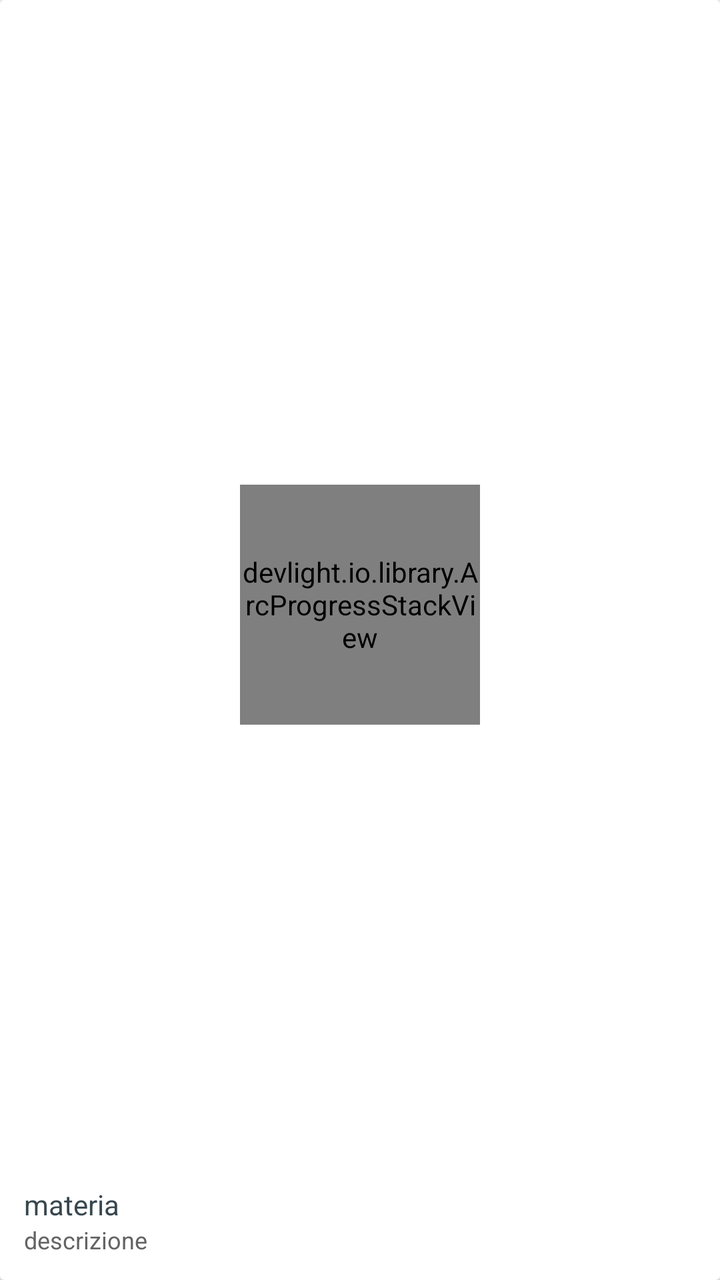
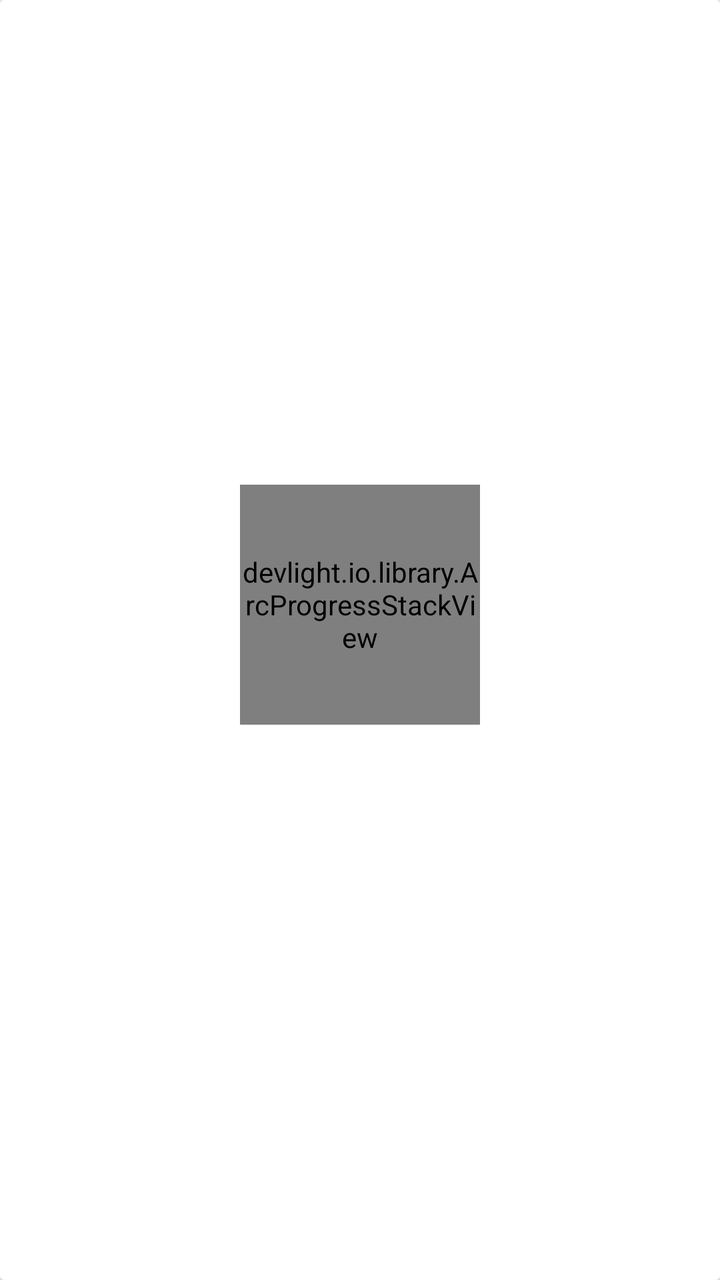

Compare the two renders of this Android layout. The source of the first and the diff that turns it into the second are given below.
<!-- AndroidManifest.xml: application theme AppTheme.NoActionBar -->
<!-- res/layout/adapter_medie_grid.xml -->
<?xml version="1.0" encoding="utf-8"?>
<android.support.v7.widget.CardView xmlns:android="http://schemas.android.com/apk/res/android"
    xmlns:app="http://schemas.android.com/apk/res-auto"
    android:id="@+id/cardview_medie"
    android:layout_width="wrap_content"
    android:layout_height="210dp"
    android:clickable="true"
    android:focusable="true"
    android:foreground="?android:attr/selectableItemBackground">

    <RelativeLayout
        android:layout_width="wrap_content"
        android:layout_height="wrap_content"
        android:gravity="center_horizontal"
        android:padding="12dp">

        <RelativeLayout
            android:id="@+id/relative_layout"
            android:layout_width="wrap_content"
            android:layout_height="wrap_content"
            android:layout_above="@+id/linearLayout"
            android:layout_alignParentEnd="true"
            android:layout_alignParentLeft="true"
            android:layout_alignParentRight="true"
            android:layout_alignParentStart="true"
            android:layout_alignParentTop="true"
            android:gravity="center">

            <TextView
                android:id="@+id/media"
                android:layout_width="wrap_content"
                android:layout_height="wrap_content"
                android:layout_centerInParent="true"
                android:text="7.5"
                android:textColor="@color/textcolorgrey"
                android:textSize="16sp" />

            <devlight.io.library.ArcProgressStackView
                android:id="@+id/progressvoti"
                android:layout_width="120dp"
                android:layout_height="120dp"
                android:layout_centerInParent="true"
                app:apsv_draw_width="10dp"
                app:apsv_rounded="true"
                app:apsv_shadowed="false"
                app:apsv_text_color="#00ffffff" />
        </RelativeLayout>

        <LinearLayout
            android:id="@+id/linearLayout"
            android:layout_width="wrap_content"
            android:layout_height="wrap_content"
            android:layout_alignParentBottom="true"
            android:layout_alignParentEnd="true"
            android:layout_alignParentLeft="true"
            android:layout_alignParentRight="true"
            android:layout_alignParentStart="true"
            android:orientation="vertical">

            <TextView
                android:id="@+id/materia"
                android:layout_width="wrap_content"
                android:layout_height="wrap_content"
                android:ellipsize="end"
                android:maxLines="1"
                android:text="materia"
                android:textColor="@color/material_blue_grey"
                android:textSize="14sp" />

            <TextView
                android:id="@+id/descrizione"
                android:layout_width="wrap_content"
                android:layout_height="wrap_content"
                android:ellipsize="end"
                android:maxLines="1"
                android:text="descrizione"
                android:textColor="@color/textcolorgrey"
                android:textSize="12sp" />
        </LinearLayout>
    </RelativeLayout>
</android.support.v7.widget.CardView>
<!-- resources referenced by this layout -->
<resources>
  <color name="material_blue_grey">#37474f</color>
  <color name="textcolorgrey">#636363</color>
  <style name="AppTheme.NoActionBar">
          <item name="windowActionBar">false</item>
          <item name="windowNoTitle">true</item>
      </style>
</resources>

<!-- the commit's change to res/layout/adapter_medie_grid.xml (unified diff, before → after) -->
@@ -31,7 +31,6 @@
                 android:layout_width="wrap_content"
                 android:layout_height="wrap_content"
                 android:layout_centerInParent="true"
-                android:text="7.5"
                 android:textColor="@color/textcolorgrey"
                 android:textSize="16sp" />
 
@@ -63,7 +62,6 @@
                 android:layout_height="wrap_content"
                 android:ellipsize="end"
                 android:maxLines="1"
-                android:text="materia"
                 android:textColor="@color/material_blue_grey"
                 android:textSize="14sp" />
 
@@ -73,7 +71,6 @@
                 android:layout_height="wrap_content"
                 android:ellipsize="end"
                 android:maxLines="1"
-                android:text="descrizione"
                 android:textColor="@color/textcolorgrey"
                 android:textSize="12sp" />
         </LinearLayout>
